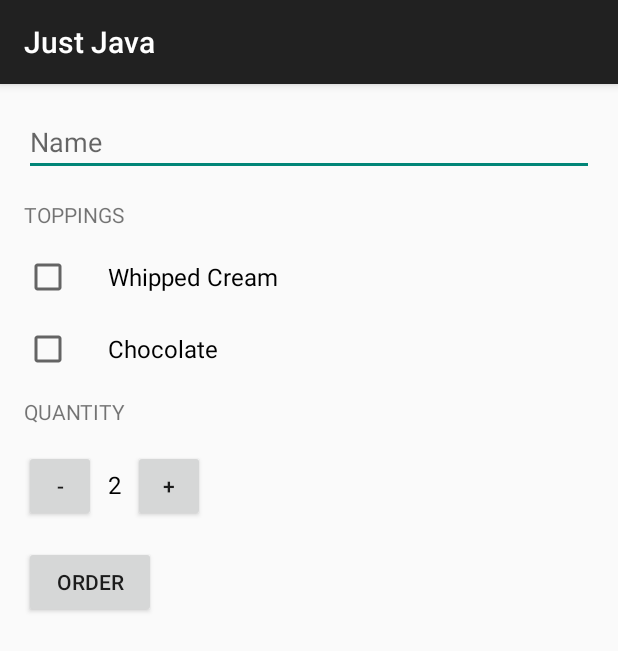
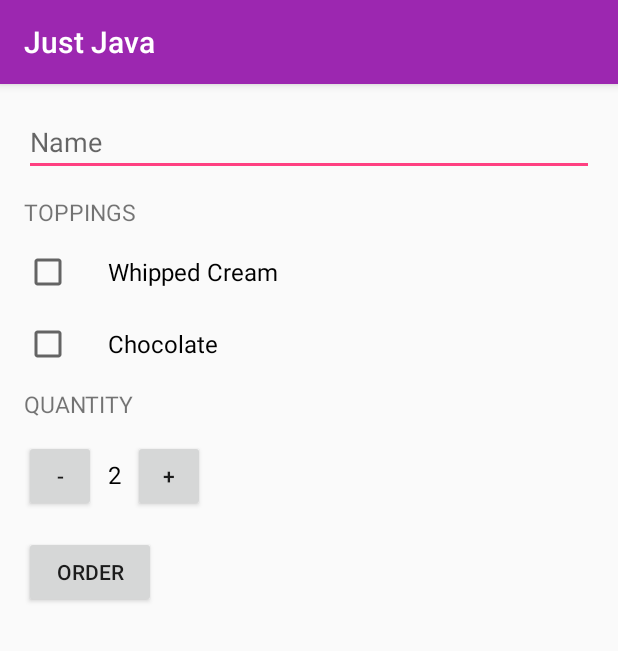
Before and after one commit to MyUdacityProjects/Udacity-Android, an Android app: the screen it shows after launch (MainActivity), on a phone screen of 412 x 824 dp. Shown: the top 651 px of the screen. Run offline under Robolectric (Android 15) with nearby library versions, the phone set to English and light mode, and no system bars.

Commit message:
Added theme to app

```diff
--- a/JustJava/app/src/main/res/layout/activity_main.xml
+++ b/JustJava/app/src/main/res/layout/activity_main.xml
@@ -9,11 +9,11 @@
     <LinearLayout
         android:layout_width="match_parent"
         android:layout_height="match_parent"
+        android:orientation="vertical"
         android:paddingBottom="@dimen/activity_vertical_margin"
         android:paddingLeft="@dimen/activity_horizontal_margin"
         android:paddingRight="@dimen/activity_horizontal_margin"
-        android:paddingTop="@dimen/activity_vertical_margin"
-        android:orientation="vertical">
+        android:paddingTop="@dimen/activity_vertical_margin">
 
         <EditText
             android:id="@+id/name"
@@ -23,12 +23,8 @@
             android:inputType="textCapWords" />
 
         <TextView
-            android:layout_width="wrap_content"
-            android:layout_height="wrap_content"
-            android:layout_marginTop="16dp"
-            android:layout_marginBottom="16dp"
-            android:text="@string/topping_header"
-            android:textAllCaps="true" />
+            style="@style/HeaderTextStyle"
+            android:text="@string/topping_header" />
 
 
         <CheckBox
@@ -44,18 +40,14 @@
             android:id="@+id/chocolate_cbox"
             android:layout_width="wrap_content"
             android:layout_height="wrap_content"
-            android:layout_marginBottom="16dp"
             android:paddingLeft="24dp"
             android:text="@string/topping_chocolate"
             android:textSize="16sp" />
 
 
         <TextView
-            android:layout_width="wrap_content"
-            android:layout_height="wrap_content"
-            android:layout_marginBottom="16dp"
-            android:text="@string/quantity"
-            android:textAllCaps="true" />
+            style="@style/HeaderTextStyle"
+            android:text="@string/quantity" />
 
         <LinearLayout
             android:layout_width="match_parent"
@@ -87,7 +79,6 @@
         </LinearLayout>
 
 
-
         <Button
             android:layout_width="wrap_content"
             android:layout_height="wrap_content"
--- a/JustJava/app/src/main/res/values/styles.xml
+++ b/JustJava/app/src/main/res/values/styles.xml
@@ -3,6 +3,18 @@
     <!-- Base application theme. -->
     <style name="AppTheme" parent="Theme.AppCompat.Light.DarkActionBar">
         <!-- Customize your theme here. -->
+        <item name="colorPrimary">#9C27B0</item>
+        <item name="colorPrimaryDark">#7B1FA2</item>
+        <item name="colorAccent">#FF4081</item>
+    </style>
+
+
+    <style name="HeaderTextStyle" >
+        <item name="android:textSize">15sp</item>
+        <item name="android:textAllCaps">true</item>
+        <item name="android:layout_width">match_parent</item>
+        <item name="android:layout_height">48dp</item>
+        <item name="android:gravity">center_vertical</item>
     </style>
 
 </resources>
```
